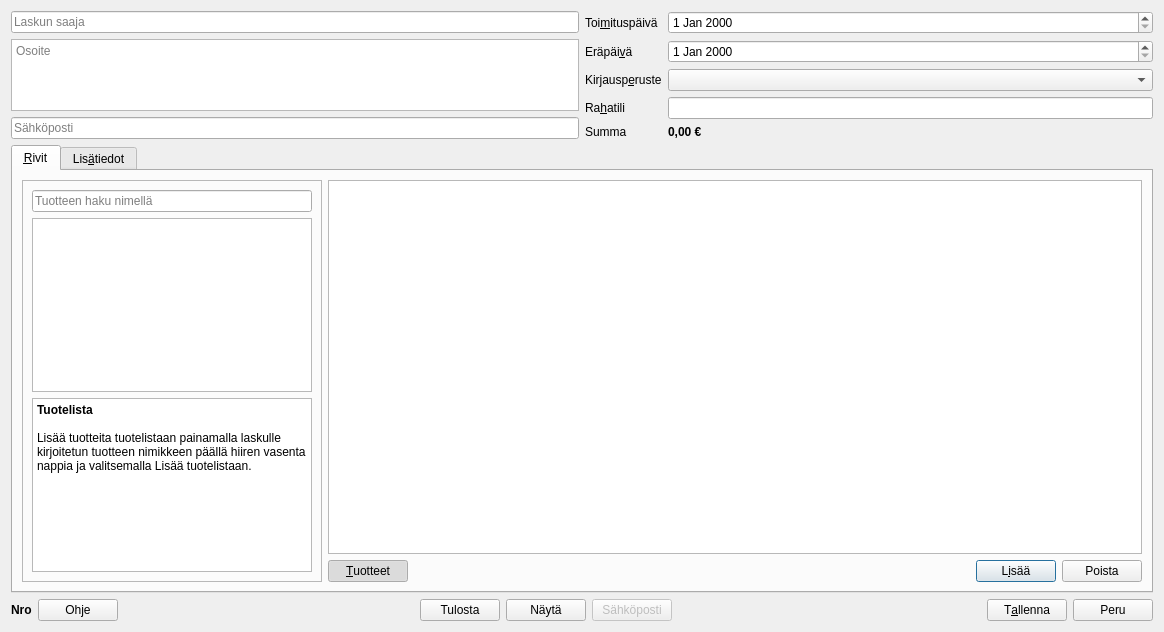
Old version of the form kitupiikki/laskutus/laskudialogi.ui in the repository artoh/kitupiikki.
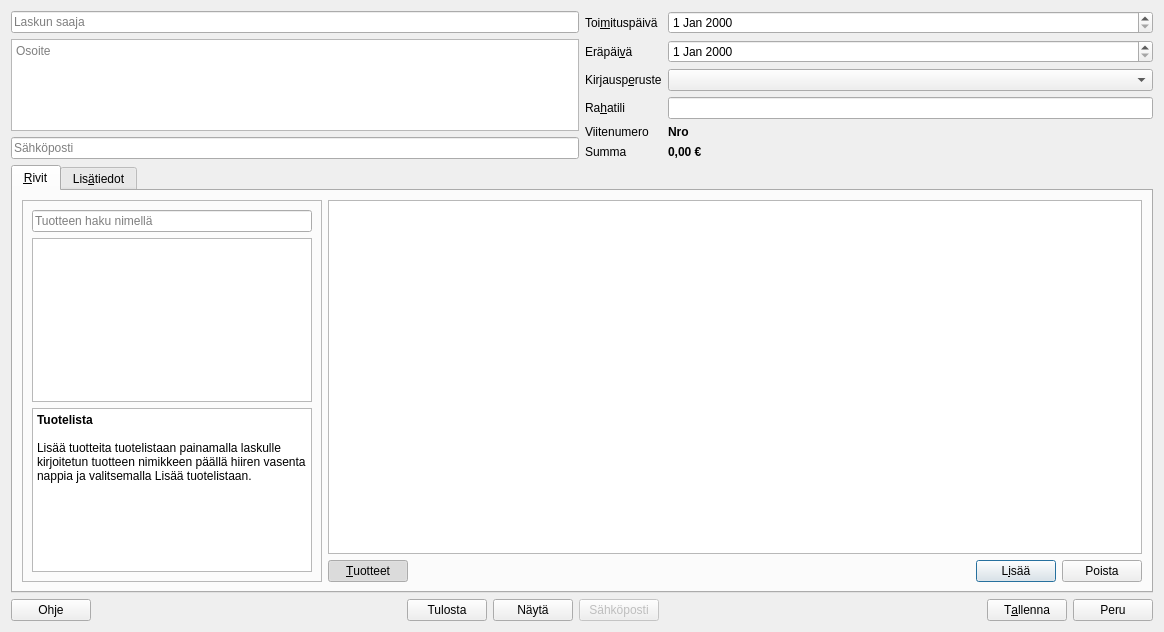
New version of the form. Icons and pictures are not drawn. Custom widgets are drawn as their Qt base class.

Commit message: Viitenumero siirretty

```diff
--- a/kitupiikki/laskutus/laskudialogi.ui
+++ b/kitupiikki/laskutus/laskudialogi.ui
@@ -120,14 +120,14 @@
        <item row="3" column="1">
         <widget class="TilinvalintaLine" name="rahaTiliEdit"/>
        </item>
-       <item row="4" column="0">
+       <item row="5" column="0">
         <widget class="QLabel" name="label_4">
          <property name="text">
           <string>Summa</string>
          </property>
         </widget>
        </item>
-       <item row="4" column="1">
+       <item row="5" column="1">
         <widget class="QLabel" name="summaLabel">
          <property name="font">
           <font>
@@ -140,6 +140,26 @@
          </property>
         </widget>
        </item>
+       <item row="4" column="1">
+        <widget class="QLabel" name="nroLabel">
+         <property name="font">
+          <font>
+           <weight>75</weight>
+           <bold>true</bold>
+          </font>
+         </property>
+         <property name="text">
+          <string>Nro</string>
+         </property>
+        </widget>
+       </item>
+       <item row="4" column="0">
+        <widget class="QLabel" name="label_5">
+         <property name="text">
+          <string>Viitenumero</string>
+         </property>
+        </widget>
+       </item>
       </layout>
      </item>
     </layout>
@@ -308,19 +328,6 @@
    </item>
    <item>
     <layout class="QHBoxLayout" name="horizontalLayout_4">
-     <item>
-      <widget class="QLabel" name="nroLabel">
-       <property name="font">
-        <font>
-         <weight>75</weight>
-         <bold>true</bold>
-        </font>
-       </property>
-       <property name="text">
-        <string>Nro</string>
-       </property>
-      </widget>
-     </item>
      <item>
       <widget class="QPushButton" name="ohjeNappi">
        <property name="text">
```
